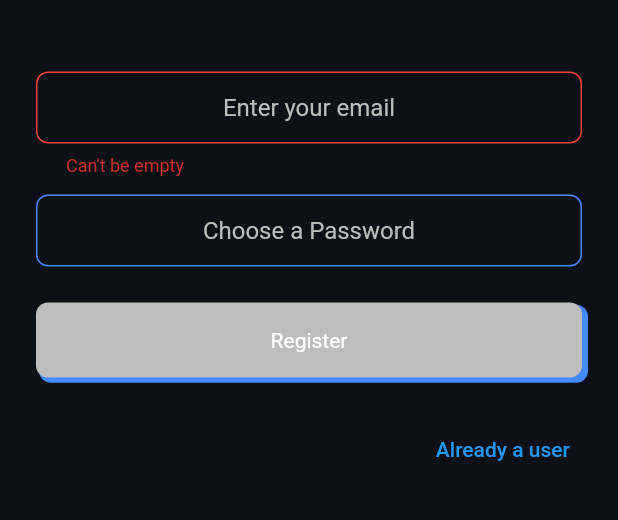
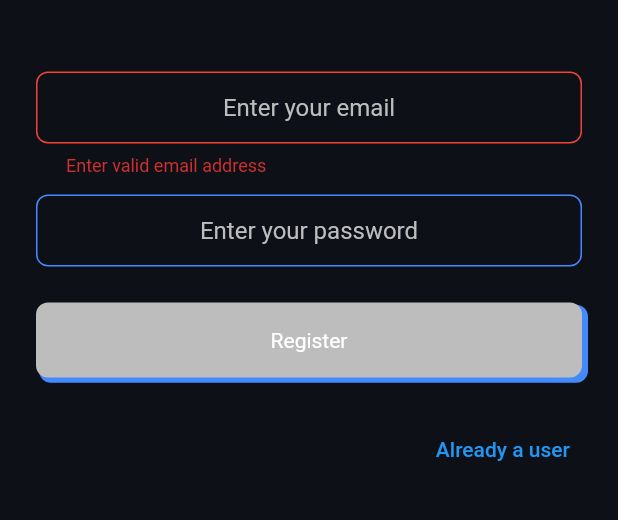
Before and after one commit to ashok-kumar-9/k12-chat-app, a Flutter app: the RegistrationScreen screen opened by its route, after a tap on "Register", on a phone screen of 412 x 824 dp, the part 488-1008 px from its top. Run offline on Flutter 3.47's test engine with Material 2 defaults, Android fonts, the phone set to English and light mode, and no system bars; drawn by our look-alikes of modal_progress_hud_nsn; our stand-ins replace animated_text_kit, cloud_firestore, firebase_auth, firebase_core, fluttertoast, shared_preferences; accounts and stored records are empty.

Commit message:
TextFields and Toasts centralized

```diff
--- a/lib/constants.dart
+++ b/lib/constants.dart
@@ -39,6 +39,7 @@ class TextFieldDecorations {
     ),
     border: InputBorder.none,
   );
+
   static InputDecoration kTextFieldDecoration = InputDecoration(
     hintText: 'Enter your email',
     hintStyle: TextStyle(
--- a/lib/dump/welcome_screen.dart
+++ b/lib/dump/welcome_screen.dart
@@ -1,8 +1,9 @@
 import 'package:animated_text_kit/animated_text_kit.dart';
-import 'package:flash_chat/components/round_button.dart';
 import 'package:flash_chat/screens/login_screen.dart';
 import 'package:flash_chat/screens/registration_screen.dart';
 import 'package:flutter/material.dart';
+
+import '../reusable_components/round_button.dart';
 
 class WelcomeScreen extends StatefulWidget {
   static const String id = 'welcome_screen';
--- a/lib/components/message_stream.dart
+++ b/lib/reusable_components/message_stream.dart
@@ -1,5 +1,5 @@
 import 'package:cloud_firestore/cloud_firestore.dart';
-import 'package:flash_chat/components/text_bubble.dart';
+import 'package:flash_chat/reusable_components/text_bubble.dart';
 import 'package:flutter/material.dart';
 
 class MessageStream extends StatelessWidget {
--- /dev/null
+++ b/lib/reusable_components/textfields/credentials_textfield.dart
@@ -0,0 +1,30 @@
+import 'package:flash_chat/services/email_validation.dart';
+import 'package:flutter/material.dart';
+
+import '../../constants.dart';
+
+class CredentialsTextField extends StatelessWidget {
+
+  final TextEditingController? controller;
+  final Function(String)? onChanged;
+  final bool? isSubmitted;
+  final bool isPassword;
+
+  const CredentialsTextField({super.key, this.controller, this.onChanged, this.isSubmitted, required this.isPassword});
+
+  @override
+  Widget build(BuildContext context) {
+    return TextField(
+      textAlign: TextAlign.center,
+      obscureText: isPassword,
+      keyboardType: isPassword ? TextInputType.text : TextInputType.emailAddress,
+      onChanged: onChanged,
+      style: CustomTextStyles.kTextInputStyle,
+      decoration: isPassword ? TextFieldDecorations.kTextFieldDecoration
+          .copyWith(hintText: 'Enter your password') : TextFieldDecorations.kTextFieldDecoration.copyWith(
+        errorText: isSubmitted??true ? validateEmail(controller?.value.text) : null,
+      ),
+      controller: controller,
+    );
+  }
+}
--- a/lib/screens/group_chat_screen.dart
+++ b/lib/screens/group_chat_screen.dart
@@ -4,8 +4,9 @@ import 'package:flash_chat/constants.dart';
 import 'package:flutter/material.dart';
 import 'package:flutter/services.dart';
 
-import '../components/message_stream.dart';
-import '../components/message_text_field.dart';
+
+import '../reusable_components/message_stream.dart';
+import '../reusable_components/message_text_field.dart';
 import '../services/shared_prefs.dart';
 
 final _firestore = FirebaseFirestore.instance;
--- a/lib/screens/onboarding/on_boarding_screen.dart
+++ b/lib/screens/onboarding/on_boarding_screen.dart
@@ -1,9 +1,9 @@
-import 'package:flash_chat/components/reusable_widgets.dart';
 import 'package:flash_chat/constants.dart';
 import 'package:flash_chat/screens/login_screen.dart';
 import 'package:flash_chat/services/shared_prefs.dart';
 import 'package:flutter/material.dart';
 
+import '../../reusable_components/reusable_widgets.dart';
 import 'onboarding_data.dart';
 
 class OnBoardingScreen extends StatefulWidget {
--- a/lib/screens/personal_chat_screen.dart
+++ b/lib/screens/personal_chat_screen.dart
@@ -1,11 +1,11 @@
 import 'package:cloud_firestore/cloud_firestore.dart';
 import 'package:firebase_auth/firebase_auth.dart';
-import 'package:flash_chat/components/buttons/send_button.dart';
 import 'package:flash_chat/constants.dart';
 import 'package:flutter/material.dart';
 
-import '../components/message_stream.dart';
-import '../components/message_text_field.dart';
+import '../reusable_components/buttons/send_button.dart';
+import '../reusable_components/message_stream.dart';
+import '../reusable_components/message_text_field.dart';
 
 final _firestore = FirebaseFirestore.instance;
 User? loggedInUser;
--- a/lib/screens/registration_screen.dart
+++ b/lib/screens/registration_screen.dart
@@ -1,12 +1,13 @@
 import 'package:firebase_auth/firebase_auth.dart';
 import 'package:flash_chat/constants.dart';
+import 'package:flash_chat/reusable_components/toasts/custom_toast.dart';
 import 'package:flash_chat/screens/group_chat_screen.dart';
 import 'package:flash_chat/services/error_messages.dart';
 import 'package:flutter/material.dart';
-import 'package:fluttertoast/fluttertoast.dart';
 import 'package:modal_progress_hud_nsn/modal_progress_hud_nsn.dart';
 
-import '../components/reusable_widgets.dart';
+import '../reusable_components/reusable_widgets.dart';
+import '../reusable_components/textfields/credentials_textfield.dart';
 import '../services/shared_prefs.dart';
 
 extension EmailValidator on String {
@@ -94,32 +95,23 @@ class _RegsiterFormState extends State<RegsiterForm> {
                   ),
                 ),
                 const SizedBox(height: 48.0),
-                TextField(
-                  textAlign: TextAlign.center,
-                  keyboardType: TextInputType.emailAddress,
-                  onChanged: (value) => setState(() {
+                CredentialsTextField(
+                  onChanged: (value) {
                     email = value;
-                  }),
-                  style: CustomTextStyles.kTextInputStyle,
-                  decoration:
-                      TextFieldDecorations.kTextFieldDecoration.copyWith(
-                    errorText: _submitted ? _errorText : null,
-                  ),
+                  },
+                  isPassword: false,
+                  isSubmitted: _submitted,
                   controller: _controller,
                 ),
                 const SizedBox(height: 12.0),
-                TextField(
-                  textAlign: TextAlign.center,
-                  keyboardType: TextInputType.visiblePassword,
+                CredentialsTextField(
                   onChanged: (value) {
                     //Do something with the user input.
                     setState(() {
                       password = value;
                     });
                   },
-                  style: CustomTextStyles.kTextInputStyle,
-                  decoration: TextFieldDecorations.kTextFieldDecoration
-                      .copyWith(hintText: 'Choose a Password'),
+                  isPassword: true,
                 ),
                 const SizedBox(height: 24.0),
                 ReusableWidgets().textButton(
@@ -151,15 +143,7 @@ class _RegsiterFormState extends State<RegsiterForm> {
                                 setState(() {
                                   _saving = false;
                                 });
-                                Fluttertoast.showToast(
-                                  msg: 'Welcome to Flash Chat',
-                                  toastLength: Toast.LENGTH_LONG,
-                                  gravity: ToastGravity.BOTTOM,
-                                  timeInSecForIosWeb: 2,
-                                  backgroundColor: Colors.white,
-                                  textColor: Colors.black87,
-                                  fontSize: 16.0,
-                                );
+                                showCustomToast(message: 'Welcome to Flash Chat');
                               } on FirebaseAuthException catch (e) {
                                 setState(() {
                                   _saving = false;
@@ -169,14 +153,7 @@ class _RegsiterFormState extends State<RegsiterForm> {
                                     getErrorMessage('signup', e.code);
 
                                 debugPrint(e.code);
-                                Fluttertoast.showToast(
-                                    msg: errorMessage,
-                                    toastLength: Toast.LENGTH_LONG,
-                                    gravity: ToastGravity.BOTTOM,
-                                    timeInSecForIosWeb: 2,
-                                    backgroundColor: Colors.black,
-                                    textColor: Colors.white,
-                                    fontSize: 16.0);
+                                showCustomToast(message: errorMessage);
                               }
                             } else {
                               null;
--- /dev/null
+++ b/lib/services/email_validation.dart
@@ -0,0 +1,7 @@
+String? validateEmail(text) {
+  if (text.isEmpty || !RegExp(r'^[\w-\.]+@([\w-]+\.)+[\w-]{2,4}$').hasMatch(text)) {
+    return "Enter valid email address";
+  }
+  // return null if the text is valid
+  return null;
+}
```
Also changed, not shown: lib/reusable_components/toasts/custom_toast.dart (added, +15 -0 lines), lib/screens/login_screen.dart (+15 -50 lines), lib/screens/reset_password.dart (+12 -48 lines), lib/reusable_components/buttons/send_button.dart (renamed from lib/components/buttons/send_button.dart), lib/reusable_components/icons/icon1.dart (renamed from lib/components/icons/icon1.dart), lib/reusable_components/message_text_field.dart (renamed from lib/components/message_text_field.dart), lib/reusable_components/reusable_widgets.dart (renamed from lib/components/reusable_widgets.dart), lib/reusable_components/round_button.dart (renamed from lib/components/round_button.dart), lib/reusable_components/text_bubble.dart (renamed from lib/components/text_bubble.dart).
